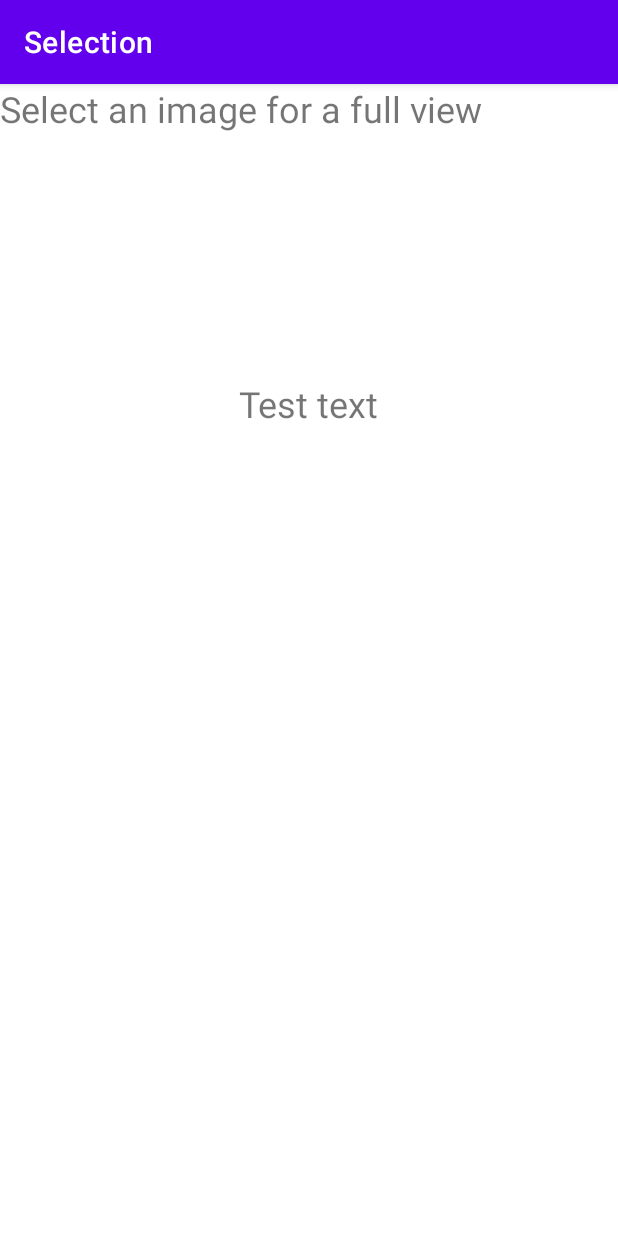
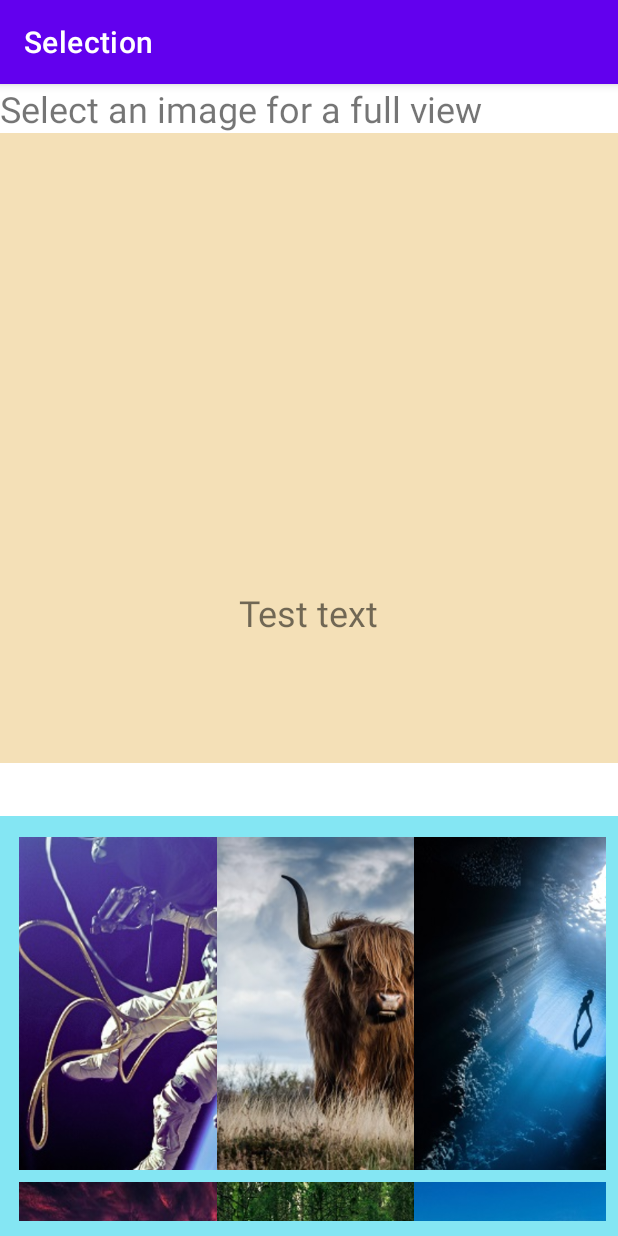
Before and after one commit to stephull/CIS3515-lab4, an Android app: the screen it shows after launch (MainActivity), on a phone screen of 412 x 824 dp. Run offline under Robolectric (Android 15) with nearby library versions, the phone set to English and light mode, and no system bars.

Commit message:
fix crashing/layouts, got selection to show

```diff
--- a/app/src/main/java/edu/temple/selectionactivity/DisplayFragment.kt
+++ b/app/src/main/java/edu/temple/selectionactivity/DisplayFragment.kt
@@ -2,7 +2,10 @@ package edu.temple.selectionactivity
 
 import android.os.Bundle
 import android.view.*
+import android.widget.ImageView
+import android.widget.TextView
 import androidx.fragment.app.Fragment
+import androidx.lifecycle.Observer
 import androidx.lifecycle.ViewModelProvider
 
 private const val ARG_PARAM1 = "par1"
@@ -11,7 +14,6 @@ private const val ARG_PARAM2 = "par2"
 class DisplayFragment : Fragment()  {
     private var param1 : String? = null
     private var param2 : String? = null
-    private lateinit var layout : View
 
     override fun onCreate(savedInstanceState: Bundle?) {
         super.onCreate(savedInstanceState)
@@ -22,10 +24,21 @@ class DisplayFragment : Fragment()  {
     }
 
     override fun onCreateView(inflater: LayoutInflater, container: ViewGroup?, savedInstanceState: Bundle?): View? {
-        layout = inflater.inflate(R.layout.activity_display, container, false)
-        ViewModelProvider(requireActivity()).get(MyViewModel::class.java).getMyPicture().observe(requireActivity(), {
-            //MyViewModel.setMyPicture(it)
-        })
+        val layout = inflater.inflate(R.layout.activity_display, container, false)
+        val src : ImageView = layout.findViewById(R.id.selectedImage)
+        val desc : TextView = layout.findViewById(R.id.selectedImageText)
         return layout
     }
+
+    override fun onViewCreated(view: View, savedInstanceState: Bundle?) {
+        super.onViewCreated(view, savedInstanceState)
+        ViewModelProvider(requireActivity()).get(MyViewModel::class.java).getMyPicture().observe(requireActivity(), {
+            changeMyPicture(it)
+        })
+    }
+
+    private fun changeMyPicture(picture: MyPicture) {
+        picture.imageSrc
+        picture.imageDesc
+    }
 }
--- a/app/src/main/java/edu/temple/selectionactivity/MainActivity.kt
+++ b/app/src/main/java/edu/temple/selectionactivity/MainActivity.kt
@@ -4,6 +4,7 @@ import androidx.appcompat.app.AppCompatActivity
 import android.os.Bundle
 import android.view.*
 import android.widget.*
+import androidx.fragment.app.commit
 import androidx.recyclerview.widget.*
 
 class MainActivity : AppCompatActivity() {
@@ -16,10 +17,10 @@ class MainActivity : AppCompatActivity() {
         val displayFragment = DisplayFragment()
 
         // fragment manager for transaction and execution of fragment(s)
-        supportFragmentManager.beginTransaction()
-            .add(R.id.selectionFCV, selectionFragment, "selection_tag")
-            .add(R.id.displayFCV, displayFragment, "display_tag")
-            .commit()
+        supportFragmentManager.commit {
+            add(R.id.selectionFCV, selectionFragment)
+            add(R.id.displayFCV, displayFragment)
+        }
     }
 
     // declare all image sources and text
--- a/app/src/main/java/edu/temple/selectionactivity/MyViewModel.kt
+++ b/app/src/main/java/edu/temple/selectionactivity/MyViewModel.kt
@@ -5,13 +5,9 @@ import androidx.lifecycle.MutableLiveData
 import androidx.lifecycle.ViewModel
 
 class MyViewModel : ViewModel() {
-    private var display = MutableLiveData<MyPicture>()
-
-    fun getMyPicture() : LiveData<MyPicture> {
-        return display
-    }
-
-    fun setMyPicture(_display : MyPicture) {
-        display.value = _display
+    val modelItem = MutableLiveData<MyPicture>()
+    fun getMyPicture() : LiveData<MyPicture> = modelItem
+    fun setMyPicture(newItem : MyPicture) {
+        modelItem.value = newItem
     }
 }
--- a/app/src/main/java/edu/temple/selectionactivity/SelectionFragment.kt
+++ b/app/src/main/java/edu/temple/selectionactivity/SelectionFragment.kt
@@ -1,58 +1,58 @@
 package edu.temple.selectionactivity
 
+import android.content.Intent
 import android.os.Bundle
 import android.view.*
-import android.widget.*
 import androidx.fragment.app.Fragment
 import androidx.lifecycle.ViewModelProvider
 import androidx.recyclerview.widget.GridLayoutManager
 import androidx.recyclerview.widget.RecyclerView
 
 class SelectionFragment : Fragment() {
-    private lateinit var mainView : RecyclerView
-    private lateinit var vmp : ViewModelProvider
-    private lateinit var newMyPicture : ArrayList<MyPicture>
+    private lateinit var adapter : SelectionAdapter
+    private lateinit var viewModel : MyViewModel
+    private lateinit var myPictureList : ArrayList<MyPicture>
 
     override fun onCreate(savedInstanceState: Bundle?) {
         super.onCreate(savedInstanceState)
-        newMyPicture = arguments?.getParcelableArrayList("MyPictureList")!!
+        myPictureList = arguments?.getParcelableArrayList<MyPicture>("MyPictureList") as ArrayList<MyPicture>
     }
 
     override fun onCreateView(inflater: LayoutInflater, container: ViewGroup?, savedInstanceState: Bundle?): View? {
         val layout = inflater.inflate(R.layout.activity_selection, container, false)
-        mainView = RecyclerView(requireActivity())
+        val mainView : RecyclerView = layout.findViewById(R.id.imageMenu)
         mainView.layoutManager = GridLayoutManager(requireContext(), 3)
 
-        val adapter = SelectionAdapter(requireContext(), newMyPicture)
+        adapter = SelectionAdapter(requireContext(), myPictureList)
         mainView.adapter = adapter
-        adapter.setOnItemClickListener(object: SelectionAdapter.OnItemClickListener {
-            override fun onItemClick(pos: Int) {
-                val item = newMyPicture[pos]
-            }
-        })
-
         return layout
     }
 
     override fun onViewCreated(view: View, savedInstanceState: Bundle?) {
         super.onViewCreated(view, savedInstanceState)
-        vmp = ViewModelProvider(requireActivity())
-        changeMyPicture(newMyPicture)
+        viewModel = ViewModelProvider(requireActivity()).get(MyViewModel::class.java)
+        adapter.setOnItemClickListener(object: SelectionAdapter.OnItemClickListener {
+            override fun onItemClick(pos: Int) {
+                val item = myPictureList[pos]
+                // do ViewModelProvider stuff here
+            }
+        })
     }
 
-    private fun changeMyPicture(pos : ArrayList<MyPicture>?) {
-        if (pos != null) {
-            //mainView.setSelection(pos)
+    // is this necessary???
+    private fun changeMyPicture(picture : MyPicture?) {
+        if (picture != null) {
+            viewModel.setMyPicture(picture)
         }
     }
 
     companion object {
         fun newInstance (pictures : ArrayList<MyPicture>) : SelectionFragment {
-            return SelectionFragment().apply {
-                Bundle().apply {
-                    putParcelableArrayList("MyPictureList", pictures)
-                }
-            }
+            val fragment = SelectionFragment()
+            val bundle = Bundle()
+            bundle.putParcelableArrayList("MyPictureList", pictures)
+            fragment.arguments = bundle
+            return fragment
         }
     }
 }
--- a/app/src/main/res/layout/activity_display.xml
+++ b/app/src/main/res/layout/activity_display.xml
@@ -4,26 +4,27 @@
     xmlns:tools="http://schemas.android.com/tools"
     android:layout_width="match_parent"
     android:layout_height="match_parent"
+    android:background="#F4E0B7"
     tools:layout_editor_absoluteX="-30dp"
     tools:layout_editor_absoluteY="-454dp">
 
     <ImageView
         android:id="@+id/selectedImage"
-        android:layout_width="320dp"
-        android:layout_height="320dp"
+        android:layout_width="400dp"
+        android:layout_height="400dp"
         android:contentDescription="@string/todo"
         app:layout_constraintBottom_toTopOf="@+id/selectedImageText"
         app:layout_constraintEnd_toEndOf="parent"
-        app:layout_constraintHorizontal_bias="0.494"
+        app:layout_constraintHorizontal_bias="0.454"
         app:layout_constraintStart_toStartOf="parent"
         app:layout_constraintTop_toTopOf="parent"
-        app:layout_constraintVertical_bias="0.676" />
+        app:layout_constraintVertical_bias="0.493" />
 
     <TextView
         android:id="@+id/selectedImageText"
         android:layout_width="wrap_content"
         android:layout_height="wrap_content"
-        android:layout_marginBottom="132dp"
+        android:layout_marginBottom="84dp"
         android:text="@string/display_test_text"
         android:textSize="24sp"
         app:layout_constraintBottom_toBottomOf="parent"
--- a/app/src/main/res/layout/activity_main.xml
+++ b/app/src/main/res/layout/activity_main.xml
@@ -8,7 +8,7 @@
 
     <TextView
         android:id="@+id/instructText"
-        android:layout_width="wrap_content"
+        android:layout_width="match_parent"
         android:layout_height="wrap_content"
         android:padding="0sp"
         android:paddingBottom="0sp"
@@ -20,25 +20,25 @@
 
     <androidx.fragment.app.FragmentContainerView
         android:id="@+id/displayFCV"
-        android:layout_width="353dp"
-        android:layout_height="307dp"
+        android:layout_width="match_parent"
+        android:layout_height="420dp"
         android:layout_below="@+id/instructText"
         android:layout_alignParentStart="true"
         android:layout_alignParentEnd="true"
-        android:layout_marginStart="16dp"
-        android:layout_marginTop="21dp"
-        android:layout_marginEnd="16dp" />
+        android:layout_marginStart="0dp"
+        android:layout_marginTop="0dp"
+        android:layout_marginEnd="0dp" />
 
     <androidx.fragment.app.FragmentContainerView
         android:id="@+id/selectionFCV"
         android:layout_width="357dp"
-        android:layout_height="326dp"
+        android:layout_height="280dp"
         android:layout_alignParentStart="true"
         android:layout_alignParentEnd="true"
         android:layout_alignParentBottom="true"
-        android:layout_marginStart="16dp"
-        android:layout_marginEnd="16dp"
-        android:layout_marginBottom="25dp" />
+        android:layout_marginStart="0dp"
+        android:layout_marginEnd="0dp"
+        android:layout_marginBottom="0dp" />
 
 
 </RelativeLayout>
--- a/app/src/main/res/layout/activity_selection.xml
+++ b/app/src/main/res/layout/activity_selection.xml
@@ -8,7 +8,8 @@
     <androidx.recyclerview.widget.RecyclerView
         android:id="@+id/imageMenu"
         android:layout_width="415dp"
-        android:layout_height="600dp"
+        android:layout_height="0dp"
+        android:background="#84E6F3"
         android:padding="10dp"
         app:layout_constraintBottom_toBottomOf="parent"
         app:layout_constraintEnd_toEndOf="parent"
```
